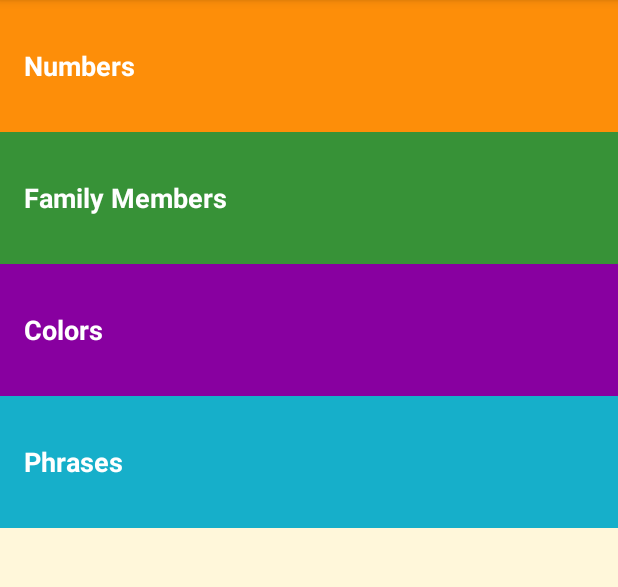
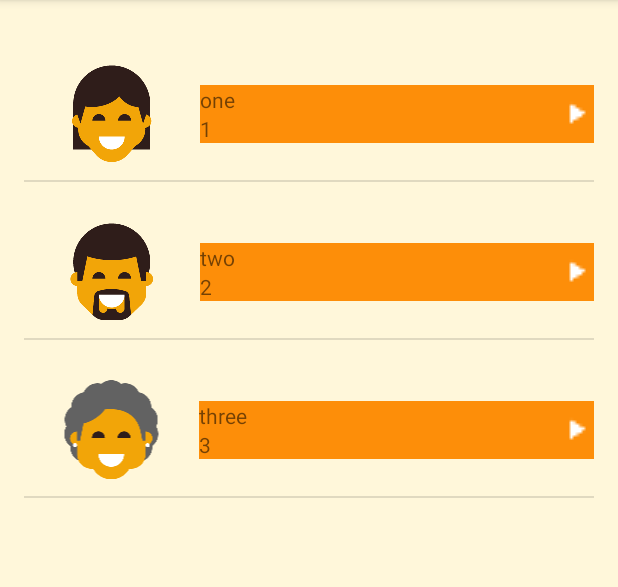
Before and after one commit to timkao/androidListAdapter, an Android app: the screen it shows after launch (MainActivity), on a phone screen of 412 x 824 dp, the part 84-671 px from its top. Run offline under Robolectric (Android 15) with nearby library versions, the phone set to English and light mode, and no system bars.

Commit message:
apply view pager to main activity

```diff
--- /dev/null
+++ b/app/src/main/java/com/example/android/miwok/FamilyFragment.java
@@ -0,0 +1,76 @@
+package com.example.android.miwok;
+
+import android.content.Context;
+import android.os.Bundle;
+import android.support.v4.app.Fragment;
+import android.view.LayoutInflater;
+import android.view.View;
+import android.view.ViewGroup;
+
+
+/**
+ * A simple {@link Fragment} subclass.
+ * Activities that contain this fragment must implement the
+ * {@link NumbersFragment.OnFragmentInteractionListeners} interface
+ * to handle interaction events.
+ */
+public class FamilyFragment extends Fragment {
+
+    private OnFragmentInteractionListeners mListeners;
+
+    public FamilyFragment() {
+        // Required empty public constructor
+    }
+
+
+    @Override
+    public void onCreate(Bundle savedInstanceState) {
+        super.onCreate(savedInstanceState);
+    }
+
+    @Override
+    public View onCreateView(LayoutInflater inflater, ViewGroup container,
+                             Bundle savedInstanceState) {
+        // Inflate the layout for this fragment
+        View rootView = inflater.inflate(R.layout.fragment_family, container, false);
+
+        return rootView;
+    }
+
+    @Override
+    public void onAttach(Context context) {
+        super.onAttach(context);
+        if (context instanceof OnFragmentInteractionListeners) {
+            mListeners = (OnFragmentInteractionListeners) context;
+        } else {
+            throw new RuntimeException(context.toString()
+                    + " must implement OnFragmentInteractionListener");
+        }
+    }
+
+
+    @Override
+    public void onDetach() {
+        super.onDetach();
+        mListeners = null;
+    }
+
+    /**
+     * This interface must be implemented by activities that contain this
+     * fragment to allow an interaction in this fragment to be communicated
+     * to the activity and potentially other fragments contained in that
+     * activity.
+     * <p>
+     * See the Android Training lesson <a href=
+     * "http://developer.android.com/training/basics/fragments/communicating.html"
+     * >Communicating with Other Fragments</a> for more information.
+     */
+
+    public void setOnFragmentInteractionListeners(OnFragmentInteractionListeners listeners) {
+        this.mListeners = listeners;
+    }
+
+    public interface OnFragmentInteractionListeners {
+        void onFamilyFragmentItemClick(int position);
+    }
+}
--- a/app/src/main/java/com/example/android/miwok/MainActivity.java
+++ b/app/src/main/java/com/example/android/miwok/MainActivity.java
@@ -17,6 +17,7 @@ package com.example.android.miwok;
 
 import android.content.Intent;
 import android.os.Bundle;
+import android.support.v4.view.ViewPager;
 import android.support.v7.app.AppCompatActivity;
 import android.util.Log;
 import android.view.View;
@@ -24,34 +25,59 @@ import android.widget.TextView;
 
 import java.util.ArrayList;
 
-public class MainActivity extends AppCompatActivity {
+public class MainActivity extends AppCompatActivity implements NumbersFragment.OnFragmentInteractionListeners, FamilyFragment.OnFragmentInteractionListeners {
+
+
+    private final String TAG = "MainActivity";
+
+    @Override
+    public void onFragmentItemClick(int position){
+        //you can leave it empty
+        Log.d(TAG, "Numbers have position " + position);
+    }
+
+    @Override
+    public void onFamilyFragmentItemClick(int position){
+        //you can leave it empty
+        Log.d(TAG, "Family have position " + position);
+    }
+
 
     @Override
     protected void onCreate(Bundle savedInstanceState) {
         super.onCreate(savedInstanceState);
-
         // Set the content of the activity to use the activity_main.xml layout file
         setContentView(R.layout.activity_main);
 
-        TextView numbersView = (TextView) findViewById(R.id.numbers);
-        numbersView.setOnClickListener(new View.OnClickListener(){
+        // Find the view pager that will allow the user to swipe between fragments
+        ViewPager viewPager = (ViewPager) findViewById(R.id.viewpager);
 
-            @Override
-            public void onClick(View view) {
-                Intent intent = new Intent(MainActivity.this, NumbersActivity.class);
-                startActivity(intent);
-            }
-        });
+        // Create an adapter that knows which fragment should be shown on each page
+        SimpleFragmentPagerAdapter adapter = new SimpleFragmentPagerAdapter(getSupportFragmentManager());
 
-        TextView pharseView = (TextView) findViewById(R.id.phrases);
-        pharseView.setOnClickListener(new View.OnClickListener() {
+        // Set the adapter onto the view pager
+        viewPager.setAdapter(adapter);
 
-            @Override
-            public void onClick(View view) {
-                Intent intent = new Intent(MainActivity.this, PhrasesActivity.class);
-                startActivity(intent);
-            }
-        });
+//
+//        TextView numbersView = (TextView) findViewById(R.id.numbers);
+//        numbersView.setOnClickListener(new View.OnClickListener(){
+//
+//            @Override
+//            public void onClick(View view) {
+//                Intent intent = new Intent(MainActivity.this, NumbersActivity.class);
+//                startActivity(intent);
+//            }
+//        });
+//
+//        TextView pharseView = (TextView) findViewById(R.id.phrases);
+//        pharseView.setOnClickListener(new View.OnClickListener() {
+//
+//            @Override
+//            public void onClick(View view) {
+//                Intent intent = new Intent(MainActivity.this, PhrasesActivity.class);
+//                startActivity(intent);
+//            }
+//        });
 
     }
 }
--- a/app/src/main/java/com/example/android/miwok/NumbersFragment.java
+++ b/app/src/main/java/com/example/android/miwok/NumbersFragment.java
@@ -3,7 +3,6 @@ package com.example.android.miwok;
 import android.content.Context;
 import android.media.AudioManager;
 import android.media.MediaPlayer;
-import android.net.Uri;
 import android.os.Bundle;
 import android.support.v4.app.Fragment;
 import android.view.LayoutInflater;
--- /dev/null
+++ b/app/src/main/java/com/example/android/miwok/SimpleFragmentPagerAdapter.java
@@ -0,0 +1,29 @@
+package com.example.android.miwok;
+
+import android.support.v4.app.Fragment;
+import android.support.v4.app.FragmentManager;
+import android.support.v4.app.FragmentPagerAdapter;
+
+/**
+ * Provides the appropriate {@link Fragment} for a view pager.
+ */
+public class SimpleFragmentPagerAdapter extends FragmentPagerAdapter {
+
+    public SimpleFragmentPagerAdapter(FragmentManager fm) {
+        super(fm);
+    }
+
+    @Override
+    public Fragment getItem(int position) {
+        if (position == 0) {
+            return new NumbersFragment();
+        } else {
+            return new FamilyFragment();
+        }
+    }
+
+    @Override
+    public int getCount() {
+        return 2;
+    }
+}
--- a/app/src/main/res/layout/activity_main.xml
+++ b/app/src/main/res/layout/activity_main.xml
@@ -22,28 +22,33 @@
     android:orientation="vertical"
     tools:context="com.example.android.miwok.MainActivity">
 
-    <TextView
-        android:id="@+id/numbers"
-        style="@style/CategoryStyle"
-        android:background="@color/category_numbers"
-        android:text="@string/category_numbers" />
+    <android.support.v4.view.ViewPager
+        android:id="@+id/viewpager"
+        android:layout_width="match_parent"
+        android:layout_height="match_parent" />
 
-    <TextView
-        android:id="@+id/family"
-        style="@style/CategoryStyle"
-        android:background="@color/category_family"
-        android:text="@string/category_family" />
+    <!--<TextView-->
+        <!--android:id="@+id/numbers"-->
+        <!--style="@style/CategoryStyle"-->
+        <!--android:background="@color/category_numbers"-->
+        <!--android:text="@string/category_numbers" />-->
 
-    <TextView
-        android:id="@+id/colors"
-        style="@style/CategoryStyle"
-        android:background="@color/category_colors"
-        android:text="@string/category_colors" />
+    <!--<TextView-->
+        <!--android:id="@+id/family"-->
+        <!--style="@style/CategoryStyle"-->
+        <!--android:background="@color/category_family"-->
+        <!--android:text="@string/category_family" />-->
 
-    <TextView
-        android:id="@+id/phrases"
-        style="@style/CategoryStyle"
-        android:background="@color/category_phrases"
-        android:text="@string/category_phrases" />
+    <!--<TextView-->
+        <!--android:id="@+id/colors"-->
+        <!--style="@style/CategoryStyle"-->
+        <!--android:background="@color/category_colors"-->
+        <!--android:text="@string/category_colors" />-->
+
+    <!--<TextView-->
+        <!--android:id="@+id/phrases"-->
+        <!--style="@style/CategoryStyle"-->
+        <!--android:background="@color/category_phrases"-->
+        <!--android:text="@string/category_phrases" />-->
 
 </LinearLayout>
--- a/app/src/main/res/values/strings.xml
+++ b/app/src/main/res/values/strings.xml
@@ -28,6 +28,5 @@
     <!-- Category name for the vocabulary words for family members [CHAR LIMIT=20] -->
     <string name="category_family">Family Members</string>
 
-    <!-- TODO: Remove or change this placeholder text -->
-    <string name="hello_blank_fragment">Hello blank fragment</string>
+    <string name="hello_family_fragment">Hello blank fragment</string>
 </resources>
```
Also changed, not shown: app/src/main/res/layout/fragment_family.xml (added, +13 -0 lines).
